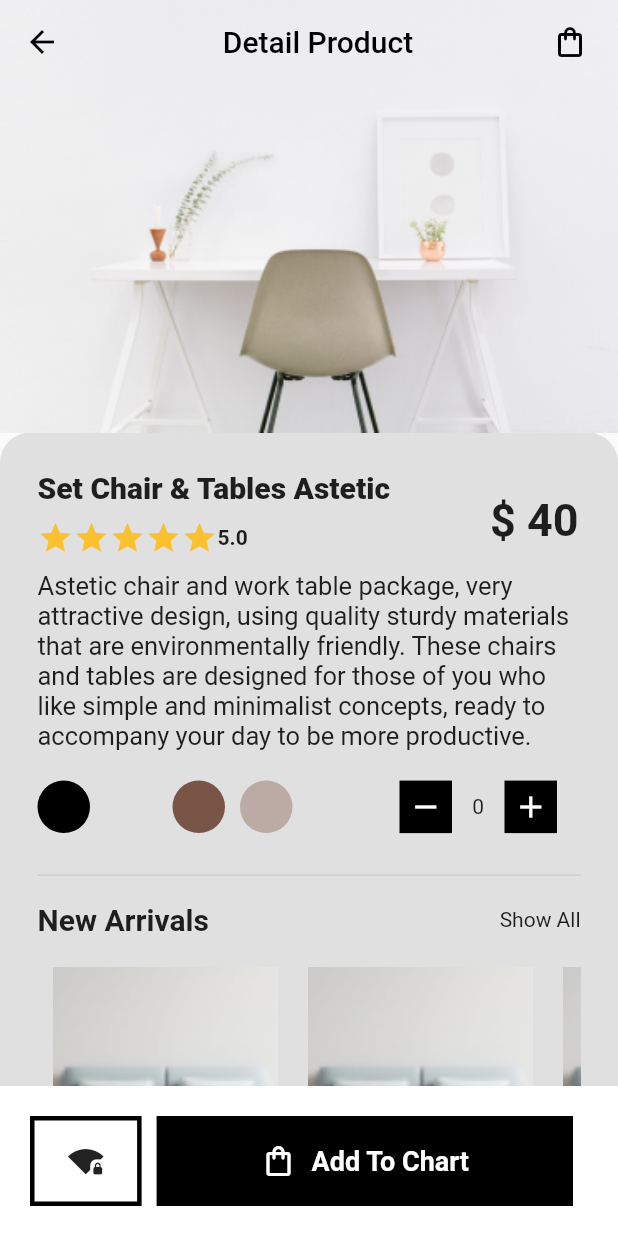
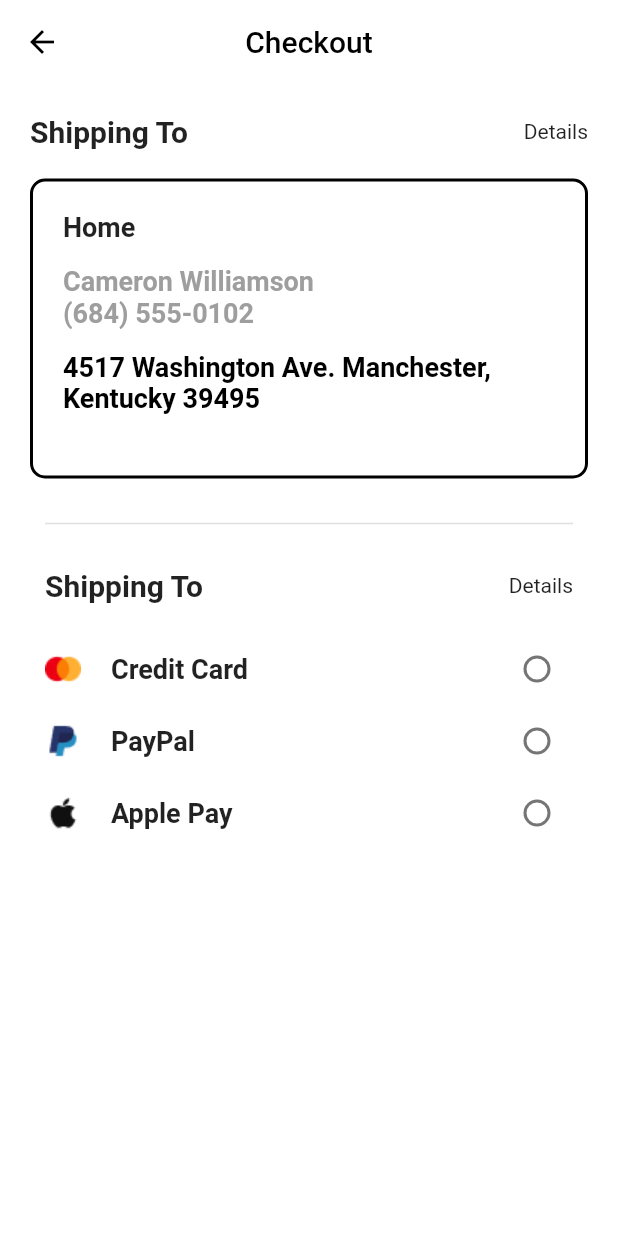
Before and after one commit to suryajayantara/furnist_flutter, a Flutter app: the screen it shows after launch, on a phone screen of 412 x 824 dp. Run offline on Flutter 3.47's test engine with Material 2 defaults, Android fonts, the phone set to English and light mode, and no system bars; our stand-ins replace get.

Commit message:
:rainbow: checkout page refactor

```diff
--- a/lib/main.dart
+++ b/lib/main.dart
@@ -3,6 +3,7 @@ import 'package:furnist_app/screens/detail.dart';
 import 'package:furnist_app/screens/home.dart';
 import 'package:furnist_app/screens/login.dart';
 import 'package:furnist_app/screens/onboard.dart';
+import 'package:furnist_app/screens/checkout.dart';
 import 'package:furnist_app/screens/register.dart';
 import 'package:furnist_app/screens/welcome.dart';
 import 'package:get/get.dart';
@@ -17,7 +18,7 @@ class MyApp extends StatelessWidget {
   @override
   Widget build(BuildContext context) {
     return GetMaterialApp(
-      home: DetailPage(),
+      home: CheckoutPage(),
       debugShowCheckedModeBanner: false,
     );
   }
--- /dev/null
+++ b/lib/screens/checkout.dart
@@ -0,0 +1,209 @@
+import 'package:flutter/material.dart';
+import 'package:get/get.dart';
+
+class CheckoutPage extends StatefulWidget {
+  const CheckoutPage({Key? key}) : super(key: key);
+
+  @override
+  _CheckoutPageState createState() => _CheckoutPageState();
+}
+
+class _CheckoutPageState extends State<CheckoutPage> {
+  int? selectedRadio;
+
+  @override
+  void initState() {
+    super.initState();
+    selectedRadio = 0;
+  }
+
+  setRadio(int val) {
+    setState(() {
+      selectedRadio = val;
+    });
+  }
+
+  @override
+  Widget build(BuildContext context) {
+    return Scaffold(
+      backgroundColor: Colors.white,
+      appBar: AppBar(
+        centerTitle: true,
+        backgroundColor: Colors.white,
+        elevation: 0.0,
+        leading: GestureDetector(
+            child: Icon(
+              Icons.arrow_back,
+              color: Colors.black,
+            ),
+            onTap: () {}),
+        title: Text(
+          "Checkout",
+          style: TextStyle(color: Colors.black),
+        ),
+      ),
+      body: Container(
+        margin: EdgeInsets.symmetric(vertical: 20.0),
+        child: Column(
+          children: [
+            Container(
+              margin: EdgeInsets.symmetric(horizontal: 20.0, vertical: 0),
+              child: Row(
+                children: [
+                  Text(
+                    'Shipping To',
+                    style: TextStyle(fontWeight: FontWeight.w700, fontSize: 20),
+                  ),
+                  Spacer(),
+                  Text('Details'),
+                ],
+              ),
+            ),
+            Container(
+              margin: EdgeInsets.all(20),
+              // color: Colors.black,
+              height: 200,
+              width: Get.width,
+              decoration: BoxDecoration(
+                  border: Border.all(color: Colors.black, width: 2.0),
+                  borderRadius: BorderRadius.circular(10)),
+              child: Container(
+                margin: EdgeInsets.all(20),
+                child: Column(
+                  crossAxisAlignment: CrossAxisAlignment.start,
+                  children: [
+                    Text(
+                      "Home",
+                      style:
+                          TextStyle(fontSize: 18, fontWeight: FontWeight.w700),
+                    ),
+                    Container(
+                      margin: EdgeInsets.symmetric(vertical: 15),
+                      child: Column(
+                        crossAxisAlignment: CrossAxisAlignment.start,
+                        children: [
+                          Text(
+                            "Cameron Williamson",
+                            style: TextStyle(
+                                fontSize: 18,
+                                fontWeight: FontWeight.w600,
+                                color: Colors.grey[500]),
+                          ),
+                          Text(
+                            "(684) 555-0102",
+                            style: TextStyle(
+                                fontSize: 18,
+                                fontWeight: FontWeight.w600,
+                                color: Colors.grey[500]),
+                          ),
+                        ],
+                      ),
+                    ),
+                    Text(
+                      "4517 Washington Ave. Manchester, Kentucky 39495",
+                      maxLines: 2,
+                      style: TextStyle(
+                          fontSize: 18,
+                          fontWeight: FontWeight.w600,
+                          color: Colors.black),
+                    )
+                  ],
+                ),
+              ),
+            ),
+            Container(
+              margin: EdgeInsets.symmetric(vertical: 2.0, horizontal: 30.0),
+              child: Divider(
+                thickness: 1,
+              ),
+            ),
+            Container(
+              margin: EdgeInsets.symmetric(horizontal: 30),
+              child: Column(
+                children: [
+                  Container(
+                    margin: EdgeInsets.symmetric(vertical: 20.0),
+                    child: Row(
+                      children: [
+                        Text(
+                          'Shipping To',
+                          style: TextStyle(
+                              fontWeight: FontWeight.w700, fontSize: 20),
+                        ),
+                        Spacer(),
+                        Text('Details'),
+                      ],
+                    ),
+                  ),
+                  Row(
+                    children: [
+                      Image(image: AssetImage('assets/icon/master.png')),
+                      Container(
+                        margin: EdgeInsets.only(left: 20.0),
+                        child: Text(
+                          "Credit Card",
+                          style: TextStyle(
+                              fontSize: 18, fontWeight: FontWeight.w700),
+                        ),
+                      ),
+                      Spacer(),
+                      Radio(
+                          activeColor: Colors.black,
+                          value: 1,
+                          groupValue: selectedRadio,
+                          onChanged: (val) {
+                            setRadio(1);
+                          }),
+                    ],
+                  ),
+                  Row(
+                    children: [
+                      Image(image: AssetImage('assets/icon/paypal.png')),
+                      Container(
+                        margin: EdgeInsets.only(left: 20.0),
+                        child: Text(
+                          "PayPal",
+                          style: TextStyle(
+                              fontSize: 18, fontWeight: FontWeight.w700),
+                        ),
+                      ),
+                      Spacer(),
+                      Radio(
+                          activeColor: Colors.black,
+                          value: 2,
+                          groupValue: selectedRadio,
+                          onChanged: (val) {
+                            setRadio(2);
+                          }),
+                    ],
+                  ),
+                  Row(
+                    children: [
+                      Image(image: AssetImage('assets/icon/apple.png')),
+                      Container(
+                        margin: EdgeInsets.only(left: 20.0),
+                        child: Text(
+                          "Apple Pay",
+                          style: TextStyle(
+                              fontSize: 18, fontWeight: FontWeight.w700),
+                        ),
+                      ),
+                      Spacer(),
+                      Radio(
+                          activeColor: Colors.black,
+                          value: 3,
+                          groupValue: selectedRadio,
+                          onChanged: (val) {
+                            setRadio(3);
+                          }),
+                    ],
+                  ),
+                ],
+              ),
+            ),
+          ],
+        ),
+      ),
+    );
+  }
+}
--- a/lib/screens/detail.dart
+++ b/lib/screens/detail.dart
@@ -65,7 +65,7 @@ class _DetailPageState extends State<DetailPage> {
                     borderRadius: BorderRadius.only(
                         topLeft: Radius.circular(20),
                         topRight: Radius.circular(20)),
-                    color: Colors.grey[300],
+                    color: Colors.white,
                   ),
                   height: 700,
                   child: Container(
--- a/pubspec.yaml
+++ b/pubspec.yaml
@@ -61,6 +61,7 @@ flutter:
     - assets/carousel/
     - assets/categories/
     - assets/products/
+    - assets/icon/
   #   - images/a_dot_ham.jpeg
   # An image asset can refer to one or more resolution-specific "variants", see
   # https://flutter.dev/assets-and-images/#resolution-aware.
```
Also changed, not shown: assets/icon/apple.png (added), assets/icon/master.png (added), assets/icon/paypal.png (added).
